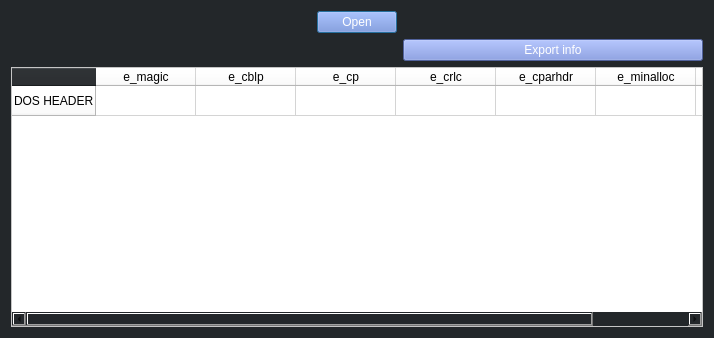
Before: the Qt Designer form peheadervisualizer.ui in keowu/hakudetector, drawn with Qt 5.
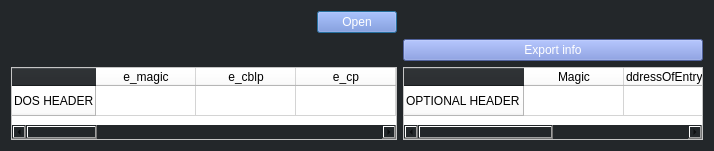
After: the same form once the commit is applied.

The edit to the form file:
```diff
--- a/peheadervisualizer.ui
+++ b/peheadervisualizer.ui
@@ -7,7 +7,7 @@
     <x>0</x>
     <y>0</y>
     <width>714</width>
-    <height>338</height>
+    <height>151</height>
    </rect>
   </property>
   <property name="windowTitle">
@@ -44,7 +44,54 @@
        </property>
       </widget>
      </item>
-     <item row="2" column="0" colspan="3">
+     <item row="0" column="0">
+      <spacer name="horizontalSpacer">
+       <property name="orientation">
+        <enum>Qt::Horizontal</enum>
+       </property>
+       <property name="sizeHint" stdset="0">
+        <size>
+         <width>40</width>
+         <height>20</height>
+        </size>
+       </property>
+      </spacer>
+     </item>
+     <item row="1" column="2">
+      <widget class="QPushButton" name="pushButton_2">
+       <property name="styleSheet">
+        <string notr="true">background-color: #7289da;
+color: white;</string>
+       </property>
+       <property name="text">
+        <string>Export info</string>
+       </property>
+      </widget>
+     </item>
+     <item row="2" column="2">
+      <widget class="QTableWidget" name="tblshow2">
+       <property name="styleSheet">
+        <string notr="true">color: black;
+background-color: white;</string>
+       </property>
+       <row>
+        <property name="text">
+         <string>OPTIONAL HEADER</string>
+        </property>
+       </row>
+       <column>
+        <property name="text">
+         <string>Magic</string>
+        </property>
+       </column>
+       <column>
+        <property name="text">
+         <string>AddressOfEntryPoint</string>
+        </property>
+       </column>
+      </widget>
+     </item>
+     <item row="2" column="0" colspan="2">
       <widget class="QTableWidget" name="tblshow">
        <property name="styleSheet">
         <string notr="true">color: black;
@@ -90,6 +137,46 @@
          <string>e_maxalloc</string>
         </property>
        </column>
+       <column>
+        <property name="text">
+         <string>e_ss</string>
+        </property>
+       </column>
+       <column>
+        <property name="text">
+         <string>e_sp</string>
+        </property>
+       </column>
+       <column>
+        <property name="text">
+         <string>e_csum</string>
+        </property>
+       </column>
+       <column>
+        <property name="text">
+         <string>e_ip</string>
+        </property>
+       </column>
+       <column>
+        <property name="text">
+         <string>e_cs</string>
+        </property>
+       </column>
+       <column>
+        <property name="text">
+         <string>e_ifarlc</string>
+        </property>
+       </column>
+       <column>
+        <property name="text">
+         <string>e_ovno</string>
+        </property>
+       </column>
+       <column>
+        <property name="text">
+         <string>e_res</string>
+        </property>
+       </column>
        <item row="0" column="0">
         <property name="text">
          <string/>
@@ -97,30 +184,6 @@
        </item>
       </widget>
      </item>
-     <item row="0" column="0">
-      <spacer name="horizontalSpacer">
-       <property name="orientation">
-        <enum>Qt::Horizontal</enum>
-       </property>
-       <property name="sizeHint" stdset="0">
-        <size>
-         <width>40</width>
-         <height>20</height>
-        </size>
-       </property>
-      </spacer>
-     </item>
-     <item row="1" column="2">
-      <widget class="QPushButton" name="pushButton_2">
-       <property name="styleSheet">
-        <string notr="true">background-color: #7289da;
-color: white;</string>
-       </property>
-       <property name="text">
-        <string>Export info</string>
-       </property>
-      </widget>
-     </item>
     </layout>
    </item>
   </layout>
```
